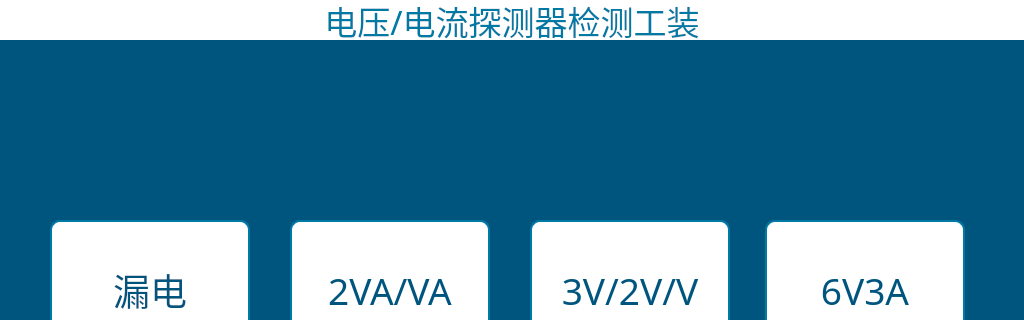
Above: InspectionTooling/mainwindow.ui from Micheal1022/HostAppProject before the change; both pictures show x 0 to 1024 and y 0 to 320 of the 1024 by 600 pixel window. Below: the same form after it.
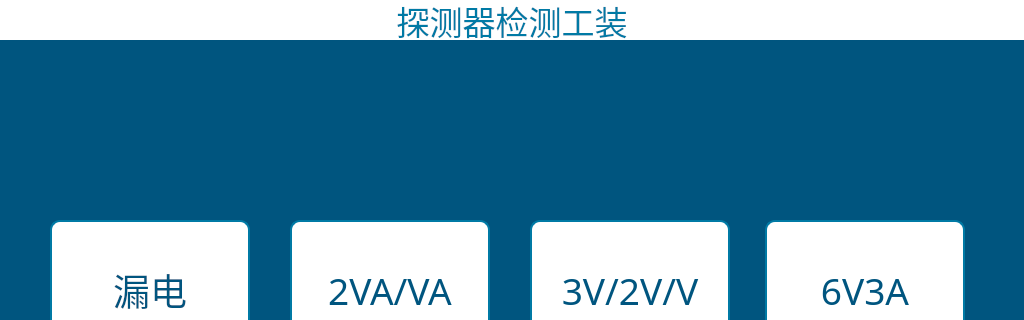
That is the form after the change. Icons and pictures are not drawn.

The edit to the form file:
```diff
--- a/InspectionTooling/mainwindow.ui
+++ b/InspectionTooling/mainwindow.ui
@@ -63,7 +63,7 @@
 background-color: rgb(255, 255, 255);</string>
     </property>
     <property name="text">
-     <string>电压/电流探测器检测工装</string>
+     <string>探测器检测工装</string>
     </property>
     <property name="alignment">
      <set>Qt::AlignCenter</set>
```
